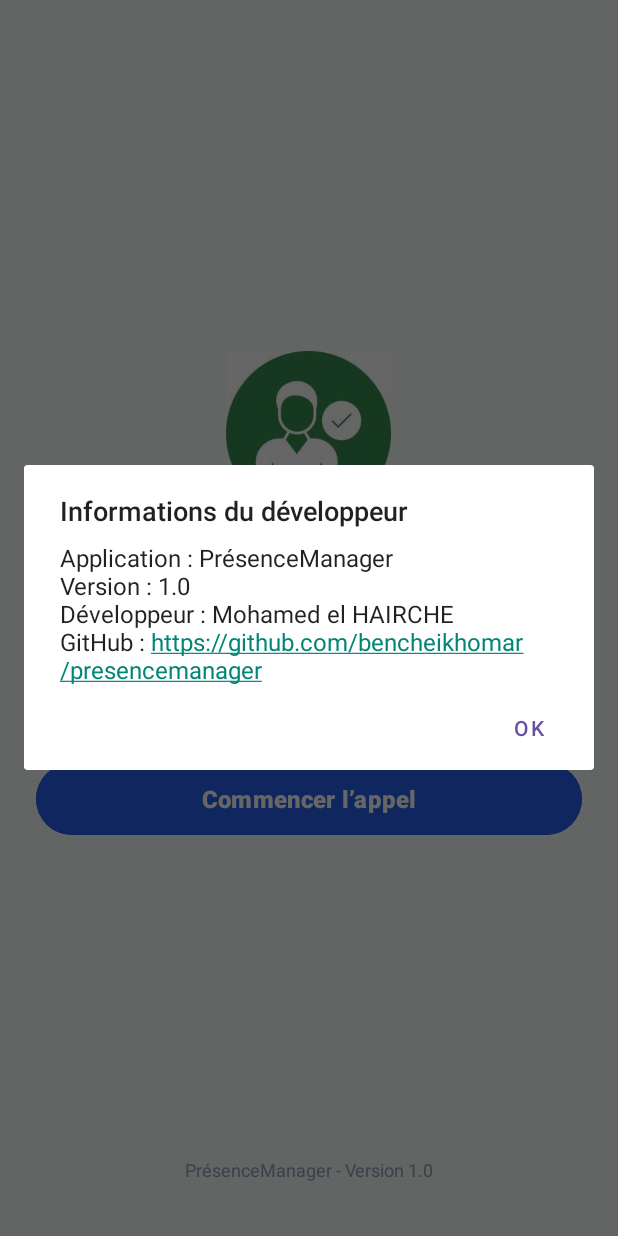
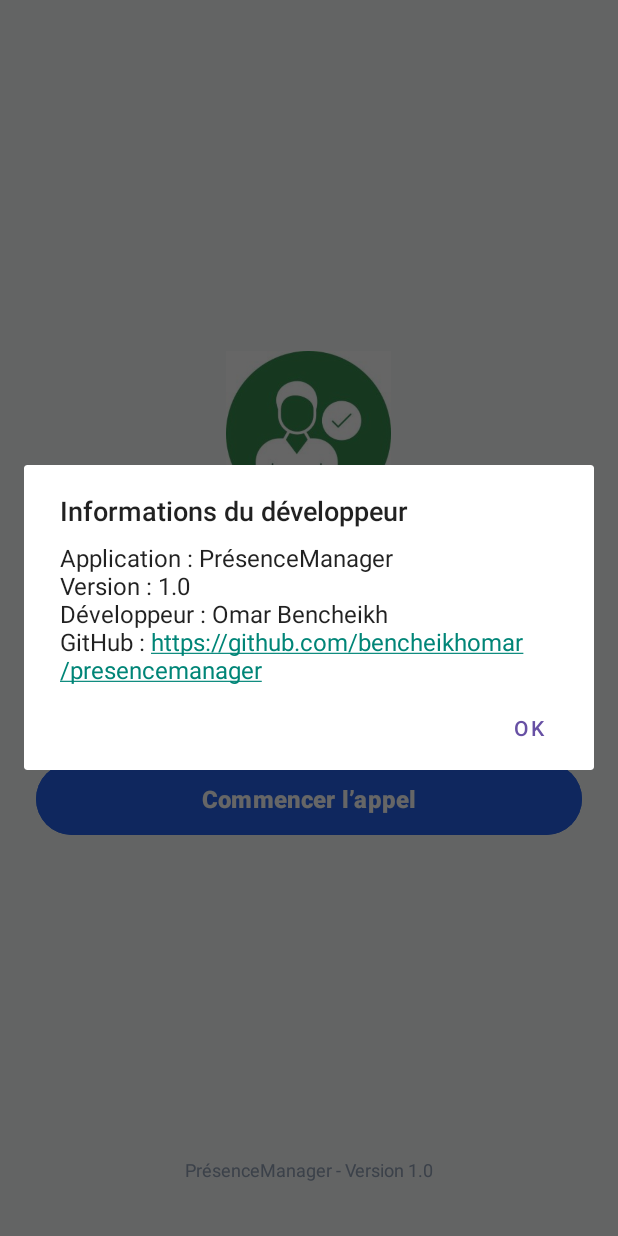
Before and after one commit to bencheikhomar/presencemanager, an Android app: the screen it shows after launch (MainActivity), after a tap on "PrésenceManager - Version 1.0", on a phone screen of 412 x 824 dp. Run offline under Robolectric (Android 15) with nearby library versions, the phone set to English and light mode, and no system bars.

Commit message:
Update developer name to Omar Bencheikh and GitHub repo link

```diff
--- a/app/src/main/java/com/example/prsencemanager/Dashboard.kt
+++ b/app/src/main/java/com/example/prsencemanager/Dashboard.kt
@@ -182,7 +182,7 @@ class DashboardActivity : AppCompatActivity() {
             .setMessage(
                 "Application : PrésenceManager\n" +
                         "Version : 1.0\n" +
-                        "Développeur : Mohamed el HAIRCHE\n" +
+                        "Développeur : Omar Bencheikh\n" +
                         "GitHub : https://github.com/bencheikhomar/presencemanager"
             )
             .setPositiveButton("OK", null)
--- a/app/src/main/java/com/example/prsencemanager/MainActivity.kt
+++ b/app/src/main/java/com/example/prsencemanager/MainActivity.kt
@@ -35,7 +35,7 @@ class MainActivity : AppCompatActivity() {
             .setMessage(
                 "Application : PrésenceManager\n" +
                         "Version : 1.0\n" +
-                        "Développeur : Mohamed el HAIRCHE\n" +
+                        "Développeur : Omar Bencheikh\n" +
                         "GitHub : https://github.com/bencheikhomar/presencemanager"
             )
             .setPositiveButton("OK", null)
```
Also changed, not shown: 1 other file.
